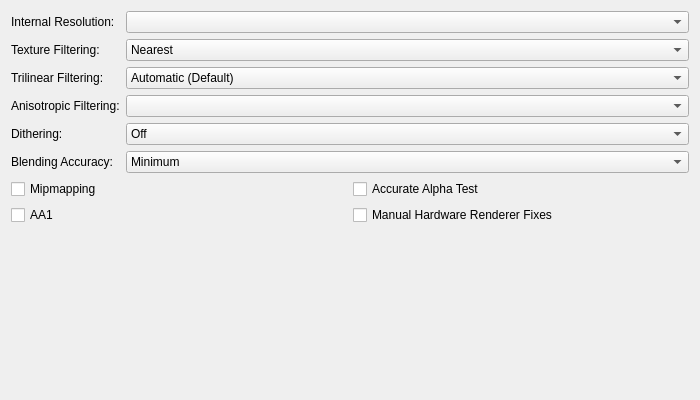
Old version of the form pcsx2-qt/Settings/GraphicsHardwareRenderingSettingsTab.ui in the repository PCSX2/pcsx2.
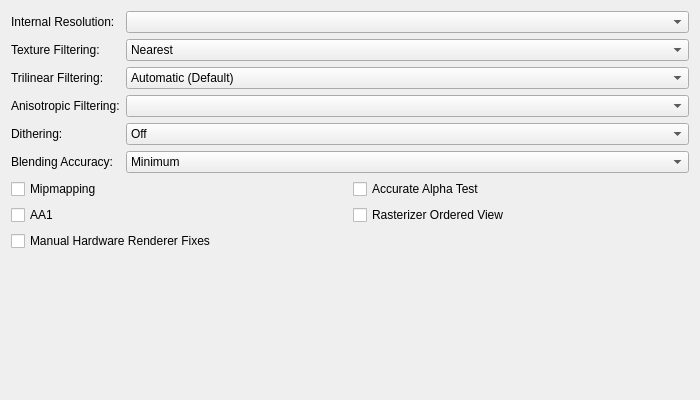
New version of the form.

Commit message:
QT/FSUI: Set ROV default off and move the settings to Graphics>Rendering.
ROV may have negative performance impacts on some games/systems so allow users to opt in. Also it needs further revision/refinement.

What changed in the file:
```diff
--- a/pcsx2-qt/Settings/GraphicsHardwareRenderingSettingsTab.ui
+++ b/pcsx2-qt/Settings/GraphicsHardwareRenderingSettingsTab.ui
@@ -72,6 +72,13 @@
       </widget>
      </item>
      <item row="1" column="1">
+      <widget class="QCheckBox" name="rov">
+        <property name="text">
+         <string>Rasterizer Ordered View</string>
+        </property>
+      </widget>
+     </item>
+     <item row="2" column="0">
       <widget class="QCheckBox" name="enableHWFixes">
        <property name="text">
         <string>Manual Hardware Renderer Fixes</string>
```
The commit also changes 4 other files.
